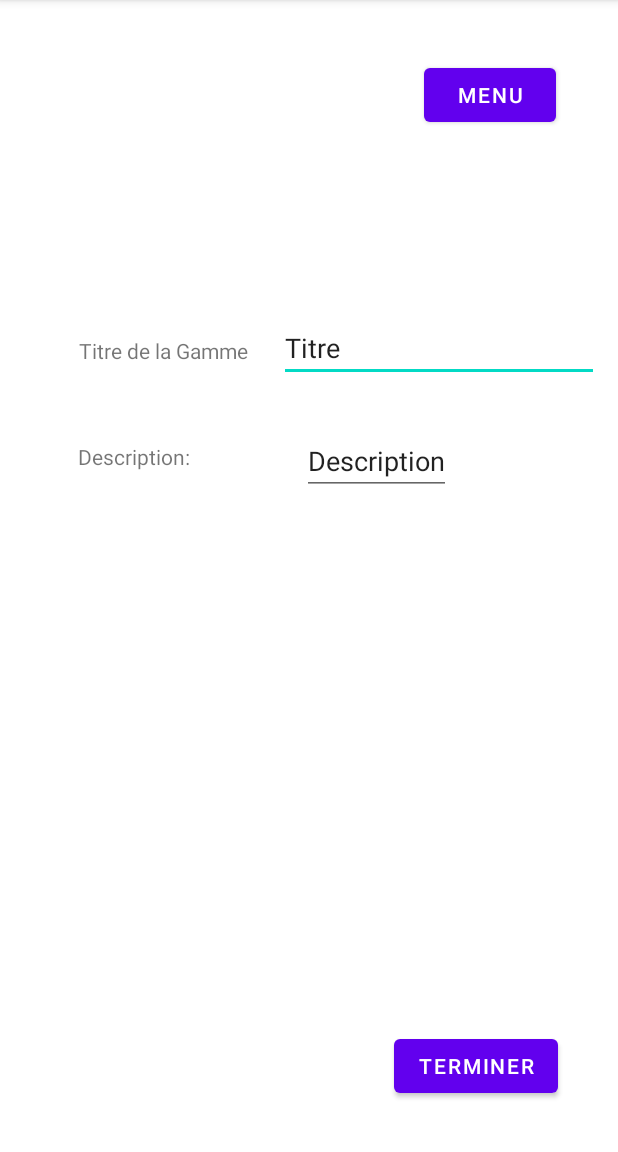
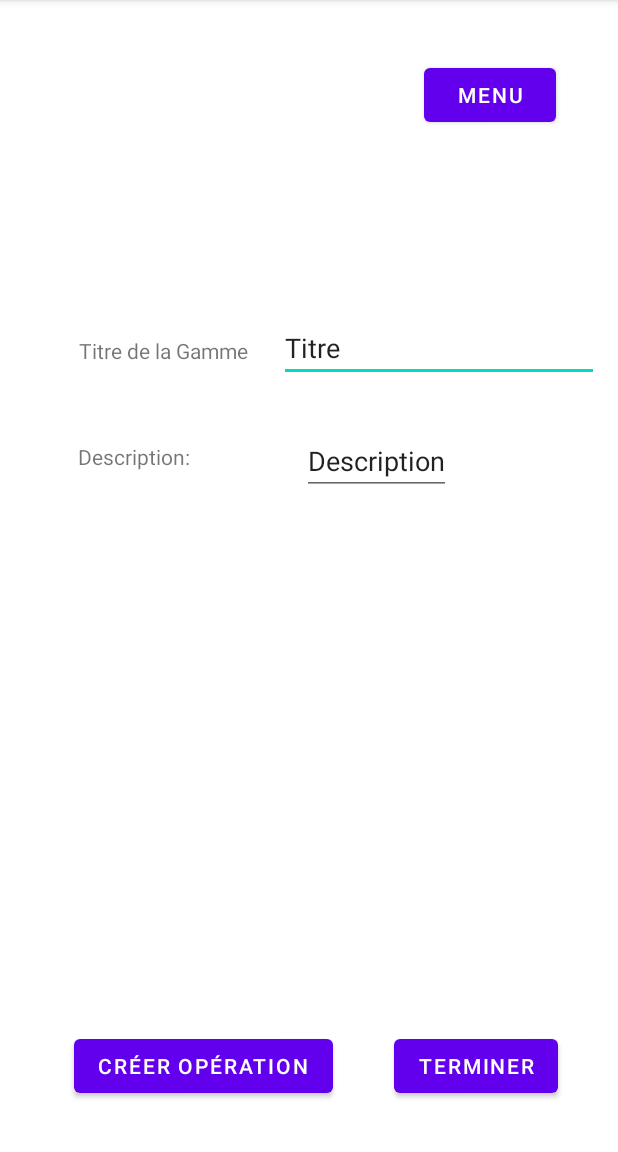
Before and after one commit to simont44/ApplicationAndroid, an Android app: the CreateGamme screen opened directly, with no data from a screen before it, on a phone screen of 412 x 824 dp, the part 84-1236 px from its top. Run offline under Robolectric (Android 15) with nearby library versions, the phone set to English and light mode, and no system bars; 4 statements that could not run were skipped.

Commit message:
Correction button Sauvegarde et pop-up

```diff
--- a/app/src/main/java/com/example/robotandroid/AbstractActivity.java
+++ b/app/src/main/java/com/example/robotandroid/AbstractActivity.java
@@ -37,9 +37,11 @@ public class AbstractActivity extends AppCompatActivity {
 
         // show the popup window
         // which view you pass in doesn't matter, it is only used for the window tolken
+
         parent.post(new Runnable() {
             @Override
             public void run() {
+                if (JSONManager.listMessage.size() != 0) {
                     popupWindow.showAtLocation(parent, Gravity.TOP, 0, 0);
                     TextView text_popup = popupView.findViewById(R.id.popup_sav_interaction);
 
@@ -55,6 +57,7 @@ public class AbstractActivity extends AppCompatActivity {
                     });
 
                 }
+            }
         });
 
 
--- a/app/src/main/java/com/example/robotandroid/GammeRepository/CreateGamme.java
+++ b/app/src/main/java/com/example/robotandroid/GammeRepository/CreateGamme.java
@@ -13,6 +13,7 @@ import android.widget.TextView;
 
 import com.example.robotandroid.AbstractActivity;
 import com.example.robotandroid.MenuDemarrage;
+import com.example.robotandroid.MessageJSON;
 import com.example.robotandroid.OperationRepository.EditOperation;
 import com.example.robotandroid.OperationRepository.Operation;
 import com.example.robotandroid.OperationRepository.OperationAdapter;
@@ -25,6 +26,7 @@ public class CreateGamme extends AbstractActivity {
     private TextView TitreGamme;
     private TextView DescriptionGamme;
     private RecyclerView OperationRecyclerView;
+    private Gamme gamme;
 
     @Override
     protected void onCreate(Bundle savedInstanceState) {
@@ -32,7 +34,7 @@ public class CreateGamme extends AbstractActivity {
         setContentView(R.layout.activity_create_gamme);
 
         Intent itentUpdate = getIntent();
-        Gamme gamme = (Gamme) itentUpdate.getSerializableExtra("extragamme");
+        gamme = (Gamme) itentUpdate.getSerializableExtra("extragamme");
         OperationRecyclerView = findViewById(R.id.RecyclerView_ListOpe);
 
         Button buttonMenu = findViewById(R.id.button_menu1);
@@ -44,6 +46,14 @@ public class CreateGamme extends AbstractActivity {
         });
         Button buttonEnd = findViewById(R.id.button_End);
         buttonEnd.setOnClickListener(new View.OnClickListener() {
+            @Override
+            public void onClick(View v) {
+                //TODO : SauvegarderGamme();
+            }
+        });
+
+        Button AjoutOPeration = findViewById(R.id.button_creategamme_ajoutoperation);
+        AjoutOPeration.setOnClickListener(new View.OnClickListener() {
             @Override
             public void onClick(View v) {
                 CreateOperation();
@@ -65,6 +75,9 @@ public class CreateGamme extends AbstractActivity {
     public void CreateOperation()
     {
         Intent menuOpe = new Intent(this, EditOperation.class);
+        menuOpe.putExtra("extragamme",gamme);
+        MessageJSON msg = new MessageJSON(MessageJSON.TypeMessage.editer,gamme);
+
         startActivity(menuOpe);
     }
     private void ApplyOperationAdapter(List<Operation> list){
--- a/app/src/main/java/com/example/robotandroid/MenuGamme.java
+++ b/app/src/main/java/com/example/robotandroid/MenuGamme.java
@@ -78,7 +78,10 @@ public class MenuGamme extends AbstractActivity {
         Gamme gamme = new Gamme("nouveau","nouveau");
         Intent menuCreate = new Intent(this, CreateGamme.class);
         menuCreate.putExtra("extragamme",gamme);
+        MessageJSON msg = new MessageJSON(MessageJSON.TypeMessage.editer,gamme);
+        JSONManager.listMessage.add(msg);
         startActivity(menuCreate);
+
     }
 
 
--- a/app/src/main/java/com/example/robotandroid/OperationRepository/EditOperation.java
+++ b/app/src/main/java/com/example/robotandroid/OperationRepository/EditOperation.java
@@ -13,9 +13,11 @@ import android.widget.ImageButton;
 import android.widget.TextView;
 
 import com.example.robotandroid.AbstractActivity;
+import com.example.robotandroid.GammeRepository.Gamme;
 import com.example.robotandroid.MenuDemarrage;
 import com.example.robotandroid.MenuGamme;
 import com.example.robotandroid.MenuTache;
+import com.example.robotandroid.MessageJSON;
 import com.example.robotandroid.R;
 import com.example.robotandroid.TacheRepository.Tache;
 import com.example.robotandroid.TacheRepository.TacheAdapter;
@@ -28,12 +30,14 @@ public class EditOperation extends AbstractActivity {
     private TextView TitreOperation;
     private TextView DescriptionOperation;
     private RecyclerView tacheRecyclerView;
+    private Gamme gamme;
 
     @Override
     protected void onCreate(Bundle savedInstanceState) {
         super.onCreate(savedInstanceState);
         setContentView(R.layout.activity_create_operation);
         tacheRecyclerView = findViewById(R.id.recyclerView_listetâche);
+        Gamme gamme = (Gamme) getIntent().getSerializableExtra("extragamme");
         Operation uneoperation = (Operation) getIntent().getSerializableExtra("extraope");
 
         ImageButton buttonMenu = findViewById(R.id.imageButton_menu);
@@ -80,6 +84,8 @@ public class EditOperation extends AbstractActivity {
     public void GoToMenuTache()
     {
         Intent menutache = new Intent(this, MenuTache.class);
+        menutache.putExtra("extragamme",gamme);
+        MessageJSON msg = new MessageJSON(MessageJSON.TypeMessage.editer,gamme);
         startActivity(menutache);
         finish();
     }
--- a/app/src/main/res/layout/activity_create_gamme.xml
+++ b/app/src/main/res/layout/activity_create_gamme.xml
@@ -88,4 +88,17 @@
         app:layout_constraintEnd_toEndOf="parent"
         app:layout_constraintStart_toStartOf="parent"
         app:layout_constraintTop_toBottomOf="@+id/muliTextView_descriptionGamme" />
+
+    <Button
+        android:id="@+id/button_creategamme_ajoutoperation"
+        android:layout_width="wrap_content"
+        android:layout_height="wrap_content"
+        android:layout_marginStart="8dp"
+        android:layout_marginLeft="8dp"
+        android:text="Créer Opération"
+        app:layout_constraintBottom_toBottomOf="@+id/button_End"
+        app:layout_constraintEnd_toStartOf="@+id/button_End"
+        app:layout_constraintStart_toStartOf="parent"
+        app:layout_constraintTop_toTopOf="@+id/button_End" />
+
 </androidx.constraintlayout.widget.ConstraintLayout>
```
Also changed, not shown: app/src/main/java/com/example/robotandroid/GammeRepository/Gamme.java (+8 -1 lines), app/src/main/java/com/example/robotandroid/MessageJSON.java (+9 -3 lines), app/src/main/java/com/example/robotandroid/TacheRepository/CreateTache.java (+7 -0 lines). Lines whose indentation alone changed are shown as unchanged.
